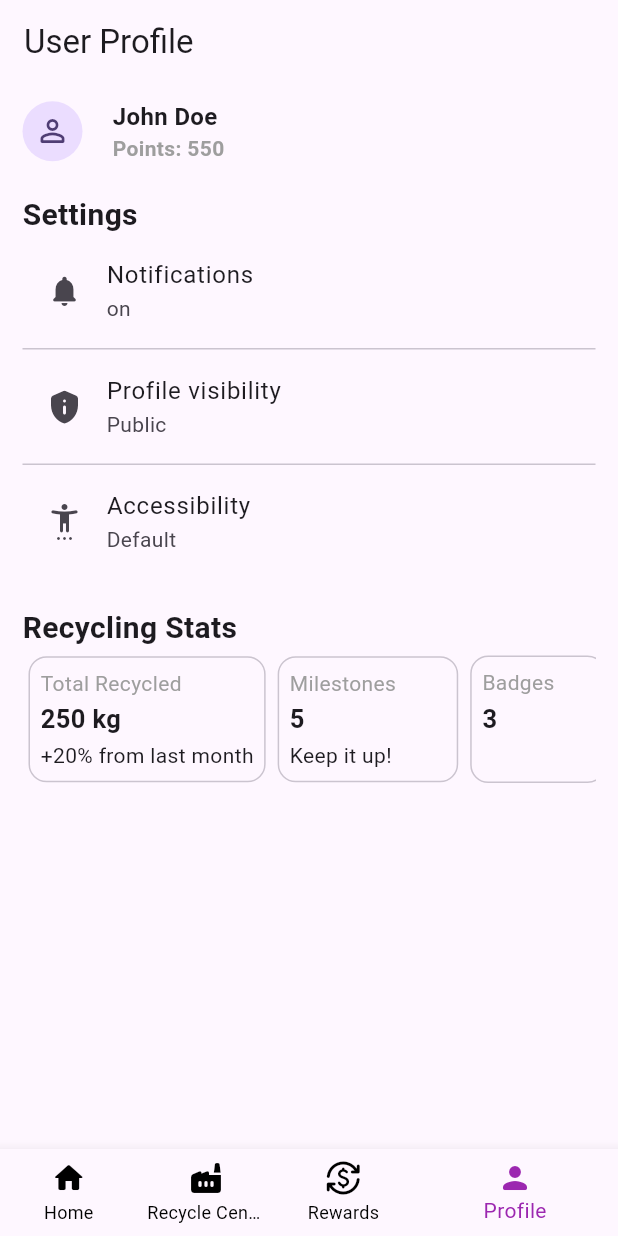
After one commit to ShubhamVG/recyclopia, a Flutter app: the screen it shows after launch, item 4 of the bottom bar chosen, on a phone screen of 412 x 824 dp. The commit adds this screen. Run offline on Flutter 3.47's test engine with Material 3 defaults, Android fonts, the phone set to English and light mode, and no system bars.

Commit message:
Add profile screen

```diff
--- /dev/null
+++ b/lib/screens/profile_screen.dart
@@ -0,0 +1,180 @@
+import 'package:flutter/material.dart';
+
+import '../widgets/my_bottom_navbar.dart';
+
+class ProfileScreen extends StatelessWidget {
+  const ProfileScreen({super.key});
+
+  @override
+  Widget build(BuildContext context) {
+    const separationHeight = 20.0;
+    const headerTextSize = 20.0;
+
+    // Dummy variables
+    const name = 'John Doe';
+    const points = 550;
+
+    return Scaffold(
+      appBar: AppBar(title: const Text('User Profile')),
+      bottomNavigationBar: const MyBottomNavbar(selectedIndex: 3),
+      body: const Padding(
+        padding: EdgeInsets.symmetric(horizontal: 15.0, vertical: 10.0),
+        child: SingleChildScrollView(
+          child: Column(
+            crossAxisAlignment: CrossAxisAlignment.start,
+            children: [
+              // John Doe profile
+              Row(
+                mainAxisSize: MainAxisSize.min,
+                children: [
+                  CircleAvatar(child: Icon(Icons.person_outline_rounded)),
+                  SizedBox(width: 20.0),
+                  Column(
+                    crossAxisAlignment: CrossAxisAlignment.start,
+                    children: [
+                      Text(
+                        name,
+                        style: TextStyle(
+                          fontSize: 16.0,
+                          fontWeight: FontWeight.bold,
+                        ),
+                      ),
+                      Text(
+                        'Points: $points',
+                        style: TextStyle(
+                          color: Colors.grey,
+                          fontWeight: FontWeight.bold,
+                        ),
+                      ),
+                    ],
+                  )
+                ],
+              ),
+              SizedBox(height: separationHeight),
+
+              // Settings
+              Text(
+                'Settings',
+                style: TextStyle(
+                  fontSize: headerTextSize,
+                  fontWeight: FontWeight.bold,
+                ),
+              ),
+              ListTile(
+                leading: Icon(Icons.notifications_rounded),
+                title: Text('Notifications'),
+                subtitle: Text('on'),
+              ),
+              Divider(height: 5.0),
+              ListTile(
+                leading: Icon(Icons.privacy_tip_rounded),
+                title: Text('Profile visibility'),
+                subtitle: Text('Public'),
+              ),
+              Divider(height: 5.0),
+              ListTile(
+                leading: Icon(Icons.settings_accessibility_rounded),
+                title: Text('Accessibility'),
+                subtitle: Text('Default'),
+              ),
+              SizedBox(height: separationHeight),
+
+              // Recycling Stats
+              Text(
+                'Recycling Stats',
+                style: TextStyle(
+                  fontSize: headerTextSize,
+                  fontWeight: FontWeight.bold,
+                ),
+              ),
+              SingleChildScrollView(
+                scrollDirection: Axis.horizontal,
+                child: Row(
+                  children: [
+                    // Total Recycled
+                    Card.outlined(
+                      child: Padding(
+                        padding: EdgeInsets.all(8.0),
+                        child: Column(
+                          crossAxisAlignment: CrossAxisAlignment.start,
+                          children: [
+                            Text(
+                              'Total Recycled',
+                              style: TextStyle(color: Colors.grey),
+                            ),
+                            SizedBox(height: 2.0),
+                            Text(
+                              '250 kg',
+                              style: TextStyle(
+                                fontSize: 17.0,
+                                fontWeight: FontWeight.bold,
+                              ),
+                            ),
+                            SizedBox(height: 2.0),
+                            Text('+20% from last month'),
+                          ],
+                        ),
+                      ),
+                    ),
+
+                    // Milestones
+                    Card.outlined(
+                      child: Padding(
+                        padding: EdgeInsets.all(8.0),
+                        child: Column(
+                          crossAxisAlignment: CrossAxisAlignment.start,
+                          children: [
+                            Text(
+                              'Milestones         ',
+                              style: TextStyle(color: Colors.grey),
+                            ),
+                            SizedBox(height: 2.0),
+                            Text(
+                              '5',
+                              style: TextStyle(
+                                fontSize: 17.0,
+                                fontWeight: FontWeight.bold,
+                              ),
+                            ),
+                            SizedBox(height: 2.0),
+                            Text('Keep it up!'),
+                          ],
+                        ),
+                      ),
+                    ),
+
+                    // Badges
+                    Card.outlined(
+                      child: Padding(
+                        padding: EdgeInsets.all(8.0),
+                        child: Column(
+                          crossAxisAlignment: CrossAxisAlignment.start,
+                          children: [
+                            Text(
+                              'Badges       ',
+                              style: TextStyle(color: Colors.grey),
+                            ),
+                            SizedBox(height: 2.0),
+                            Text(
+                              '3',
+                              style: TextStyle(
+                                fontSize: 17.0,
+                                fontWeight: FontWeight.bold,
+                              ),
+                            ),
+                            SizedBox(height: 2.0),
+                            Text(''),
+                          ],
+                        ),
+                      ),
+                    ),
+                  ],
+                ),
+              )
+            ],
+          ),
+        ),
+      ),
+    );
+  }
+}
--- a/lib/widgets/my_bottom_navbar.dart
+++ b/lib/widgets/my_bottom_navbar.dart
@@ -1,6 +1,7 @@
 import 'package:flutter/material.dart';
 
 import '../screens/home_screen.dart';
+import '../screens/profile_screen.dart';
 import '../screens/recycle_center_screen.dart';
 import '../screens/reward_screen.dart';
 
@@ -33,6 +34,10 @@ class MyBottomNavbar extends StatelessWidget {
             Navigator.of(context).push(
               MaterialPageRoute(builder: (_) => const RewardScreen()),
             );
+          case 3:
+            Navigator.of(context).push(
+              MaterialPageRoute(builder: (_) => const ProfileScreen()),
+            );
           default:
             return;
         }
```
